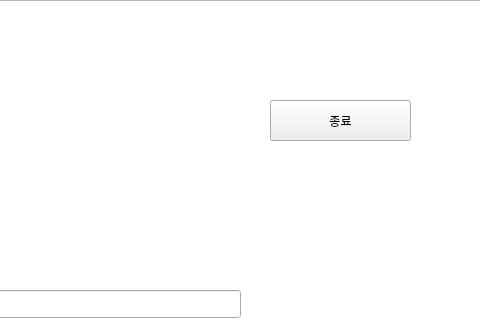
Qt form bank.ui (smleew/Qt_BankSystem) before a commit; both pictures show x 320 to 800 and y 0 to 320 of the 800 by 600 pixel window.
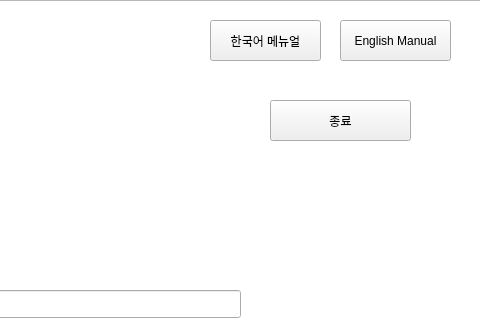
The same form after that commit. The open tabs and pages were chosen to show the change.

Diff of the .ui file:
```diff
--- a/bank.ui
+++ b/bank.ui
@@ -43,7 +43,7 @@
     </rect>
    </property>
    <property name="currentIndex">
-    <number>1</number>
+    <number>0</number>
    </property>
    <widget class="QWidget" name="w_login">
     <widget class="QStackedWidget" name="selectLoginSignup">
@@ -949,9 +949,37 @@
     </rect>
    </property>
   </widget>
+  <widget class="QPushButton" name="btn_korManual">
+   <property name="geometry">
+    <rect>
+     <x>530</x>
+     <y>20</y>
+     <width>111</width>
+     <height>41</height>
+    </rect>
+   </property>
+   <property name="text">
+    <string>한국어 메뉴얼</string>
+   </property>
+  </widget>
+  <widget class="QPushButton" name="btn_engManual">
+   <property name="geometry">
+    <rect>
+     <x>660</x>
+     <y>20</y>
+     <width>111</width>
+     <height>41</height>
+    </rect>
+   </property>
+   <property name="text">
+    <string>English Manual</string>
+   </property>
+  </widget>
   <zorder>background</zorder>
   <zorder>textBrowser</zorder>
   <zorder>selectLoginService</zorder>
+  <zorder>btn_korManual</zorder>
+  <zorder>btn_engManual</zorder>
  </widget>
  <tabstops>
   <tabstop>textBrowser</tabstop>
```
